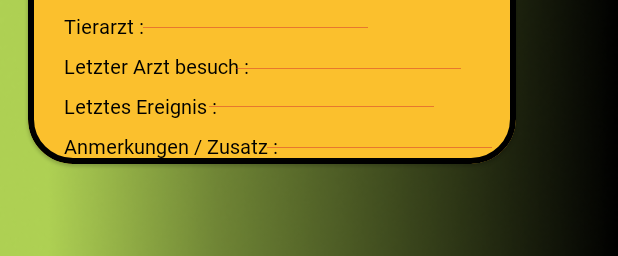
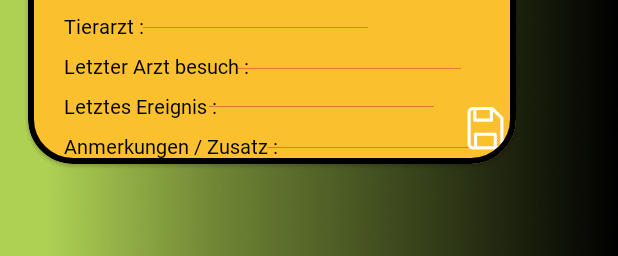
Before and after one commit to ChristianDevelopment/MYReptiles, an Android app: the layout fragment_detail_card.xml on its own in the app's theme, with its tools: preview values and no code run, on a phone screen of 412 x 824 dp. Shown: the part 977-1233 px from the top of the screen. Run offline under Robolectric (Android 15) with nearby library versions, the phone set to English and light mode, and no system bars.

Commit message:
second commit

```diff
--- a/app/src/main/java/com/example/myreptil/MainActivity.kt
+++ b/app/src/main/java/com/example/myreptil/MainActivity.kt
@@ -6,12 +6,16 @@ import android.view.MenuItem
 import android.view.View
 import android.view.WindowManager
 import android.widget.PopupMenu
+import androidx.activity.viewModels
 import androidx.appcompat.app.AppCompatActivity
 import androidx.databinding.DataBindingUtil
 import androidx.navigation.findNavController
+import com.example.myreptil.data.ViewModel
 import com.example.myreptil.databinding.ActivityMainBinding
 
 class MainActivity : AppCompatActivity() {
+
+    private val viewModel : ViewModel by viewModels()
 
     private lateinit var binding: ActivityMainBinding
 
--- a/app/src/main/java/com/example/myreptil/data/Repository.kt
+++ b/app/src/main/java/com/example/myreptil/data/Repository.kt
@@ -8,7 +8,7 @@ import com.example.myreptil.data.local.TierDataBase
 
 class Repository(private val dataBase: TierDataBase) {
 
-    val tierListe: List<Tier> = dataBase.tierDataBaseDao.getAllFromTierTable()
+    val tierListe: LiveData <List<Tier>> = dataBase.tierDataBaseDao.getAllFromTierTable()
 
 
     suspend fun insert(tier: Tier) {
--- a/app/src/main/java/com/example/myreptil/data/local/TierDataBase.kt
+++ b/app/src/main/java/com/example/myreptil/data/local/TierDataBase.kt
@@ -4,11 +4,12 @@ import android.content.Context
 import androidx.room.Database
 import androidx.room.Room
 import androidx.room.RoomDatabase
+import com.example.myreptil.Class.Eintrag
 import com.example.myreptil.Class.Tier
 
 // Class erbt von RoomDataBase
 
-@Database(entities = [Tier::class], version = 1)
+@Database(entities = [Tier::class , Eintrag::class], version = 1)
 abstract class TierDataBase : RoomDatabase() {
 
     // verknüpft DataBank mit der Dao
--- a/app/src/main/java/com/example/myreptil/data/local/TierDataBaseDao.kt
+++ b/app/src/main/java/com/example/myreptil/data/local/TierDataBaseDao.kt
@@ -11,7 +11,7 @@ interface TierDataBaseDao {
     // diese funktion selektiert alle aus den room befindlichen daten von der data liste Tier
 
     @Query("SELECT * FROM Tier")
-    fun getAllFromTierTable(): List<Tier>
+    fun getAllFromTierTable(): LiveData <List<Tier>>
 
     // diese funktion selektiert alle aus den room befindlichen daten von der data liste Eintrag
 
--- a/app/src/main/java/com/example/myreptil/fragmente/ArztBesuchFragment.kt
+++ b/app/src/main/java/com/example/myreptil/fragmente/ArztBesuchFragment.kt
@@ -7,11 +7,11 @@ import android.view.LayoutInflater
 import android.view.View
 import android.view.ViewGroup
 import com.example.myreptil.R
-import com.example.myreptil.databinding.FragmentFirstBinding
+import com.example.myreptil.databinding.FragmentArztBesuchBinding
 
 class ArztBesuchFragment : Fragment() {
 
-    private lateinit var binding: FragmentFirstBinding
+    private lateinit var binding: FragmentArztBesuchBinding
 
 
     override fun onCreate(savedInstanceState: Bundle?) {
--- a/app/src/main/java/com/example/myreptil/fragmente/EinzelTiereFragment.kt
+++ b/app/src/main/java/com/example/myreptil/fragmente/EinzelTiereFragment.kt
@@ -1,7 +1,6 @@
 package com.example.myreptil.fragmente
 
 import android.os.Bundle
-import android.text.Layout
 import android.view.LayoutInflater
 import android.view.View
 import android.view.ViewGroup
@@ -30,6 +29,7 @@ class Fragment_Tiere : Fragment() {
     ): View? {
         // Inflate the layout for this fragment
         binding = DataBindingUtil.inflate(inflater, R.layout.fragment_tiere, container, false)
+
         return binding.root
     }
 
--- a/app/src/main/res/layout/fragment_detail_card.xml
+++ b/app/src/main/res/layout/fragment_detail_card.xml
@@ -1,7 +1,13 @@
 <?xml version="1.0" encoding="utf-8"?>
-<androidx.constraintlayout.widget.ConstraintLayout xmlns:android="http://schemas.android.com/apk/res/android"
+<layout xmlns:android="http://schemas.android.com/apk/res/android"
     xmlns:app="http://schemas.android.com/apk/res-auto"
-    xmlns:tools="http://schemas.android.com/tools"
+    xmlns:tools="http://schemas.android.com/tools">
+
+    <data>
+
+    </data>
+
+    <androidx.constraintlayout.widget.ConstraintLayout
         android:id="@+id/Background"
         android:layout_width="match_parent"
         android:layout_height="match_parent"
@@ -597,7 +603,18 @@
                     app:layout_constraintStart_toEndOf="@+id/tv_anmerkung"
                     app:layout_constraintTop_toBottomOf="@+id/ti_let_ereignis" />
 
+                <ImageView
+                    android:id="@+id/iv_saveTier"
+                    android:layout_width="35dp"
+                    android:layout_height="35dp"
+                    app:layout_constraintBottom_toBottomOf="parent"
+                    app:layout_constraintEnd_toEndOf="parent"
+                    app:layout_constraintHorizontal_bias="0.99"
+                    app:layout_constraintStart_toStartOf="parent"
+                    app:srcCompat="@drawable/noun_save_2490546" />
+
             </androidx.constraintlayout.widget.ConstraintLayout>
         </com.google.android.material.card.MaterialCardView>
 
     </androidx.constraintlayout.widget.ConstraintLayout>
+</layout>
```
Also changed, not shown: app/src/main/java/com/example/myreptil/data/ViewModel.kt (+11 -19 lines), app/src/main/java/com/example/myreptil/fragmente/DetailCardFragment.kt (+57 -0 lines), app/src/main/res/layout/fragment_arzt_besuch.xml (+9 -2 lines). Lines whose indentation alone changed are shown as unchanged.
